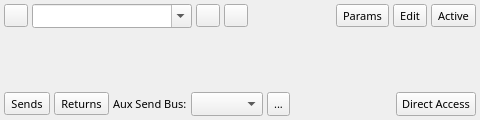
This is src/qtractorPluginForm.ui in rncbc/qtractor as Qt 5 draws it before an edit. The edited form follows.
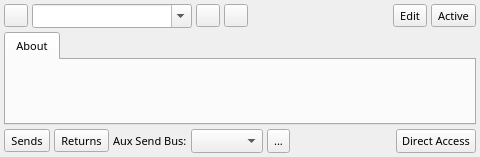
This is the edited form. Icons and pictures are not drawn.

Commit message: - Generic native plugin dialogs now shows an additional "About"   last page where authorship credits are due. (EXPERIMENTAL)

Patch:
```diff
--- a/src/qtractorPluginForm.ui
+++ b/src/qtractorPluginForm.ui
@@ -27,7 +27,7 @@
     <x>0</x>
     <y>0</y>
     <width>480</width>
-    <height>120</height>
+    <height>140</height>
    </rect>
   </property>
   <property name="font">
@@ -136,28 +136,6 @@
        </property>
       </spacer>
      </item>
-     <item>
-      <widget class="QToolButton" name="ParamsToolButton">
-       <property name="focusPolicy">
-        <enum>Qt::TabFocus</enum>
-       </property>
-       <property name="toolTip">
-        <string>Plugin parameters</string>
-       </property>
-       <property name="text">
-        <string>Params</string>
-       </property>
-       <property name="icon">
-        <iconset resource="qtractor.qrc">:/images/formParamsOff.png</iconset>
-       </property>
-       <property name="checkable">
-        <bool>true</bool>
-       </property>
-       <property name="toolButtonStyle">
-        <enum>Qt::ToolButtonTextBesideIcon</enum>
-       </property>
-      </widget>
-     </item>
      <item>
       <widget class="QToolButton" name="EditToolButton">
        <property name="focusPolicy">
@@ -205,7 +183,45 @@
     </layout>
    </item>
    <item>
-    <widget class="QWidget" name="ParamsGridWidget" />
+    <widget class="QTabWidget" name="TabWidget">
+     <widget class="QWidget" name="About">
+      <attribute name="title">
+       <string>About</string>
+      </attribute>
+      <layout class="QVBoxLayout">
+       <item>
+        <widget class="QLabel" name="NameTextLabel">
+         <property name="font">
+          <font>
+           <pointsize>12</pointsize>
+           <weight>75</weight>
+           <bold>true</bold>
+          </font>
+         </property>
+         <property name="alignment">
+          <set>Qt::AlignLeading|Qt::AlignLeft|Qt::AlignVCenter</set>
+         </property>
+        </widget>
+       </item>
+       <item>
+        <widget class="QLabel" name="AboutTextLabel">
+         <property name="sizePolicy">
+          <sizepolicy hsizetype="Preferred" vsizetype="Expanding">
+           <horstretch>0</horstretch>
+           <verstretch>0</verstretch>
+          </sizepolicy>
+         </property>
+         <property name="alignment">
+          <set>Qt::AlignLeading|Qt::AlignLeft|Qt::AlignTop</set>
+         </property>
+         <property name="wordWrap">
+          <bool>true</bool>
+         </property>
+        </widget>
+       </item>
+      </layout>
+     </widget>
+    </widget>
    </item>
    <item>
     <layout class="QHBoxLayout">
@@ -258,8 +274,8 @@
 	  <widget class="QComboBox" name="AudioBusNameComboBox"/>
 	 </item>
 	 <item>
-      <widget class="QToolButton" name="AudioBusNameToolButton" >
-       <property name="minimumSize" >
+      <widget class="QToolButton" name="AudioBusNameToolButton">
+       <property name="minimumSize">
         <size>
          <width>22</width>
          <height>22</height>
@@ -277,7 +293,7 @@
        <property name="toolTip" >
         <string>Manage buses</string>
        </property>
-       <property name="text" >
+       <property name="text">
         <string>...</string>
        </property>
       </widget>
```
Left out of the diff: 45 changed lines with no effect on the pictures. Lines whose indentation alone changed are shown as unchanged. The commit also changes 11 other files.
